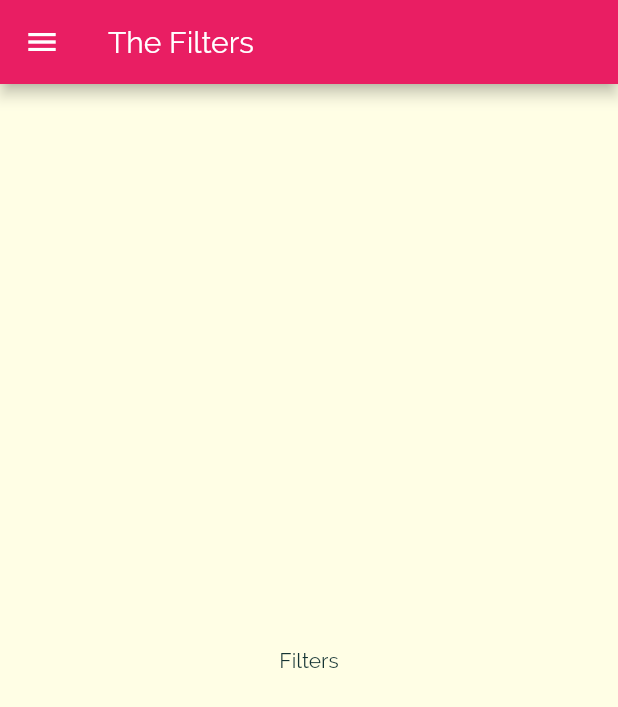
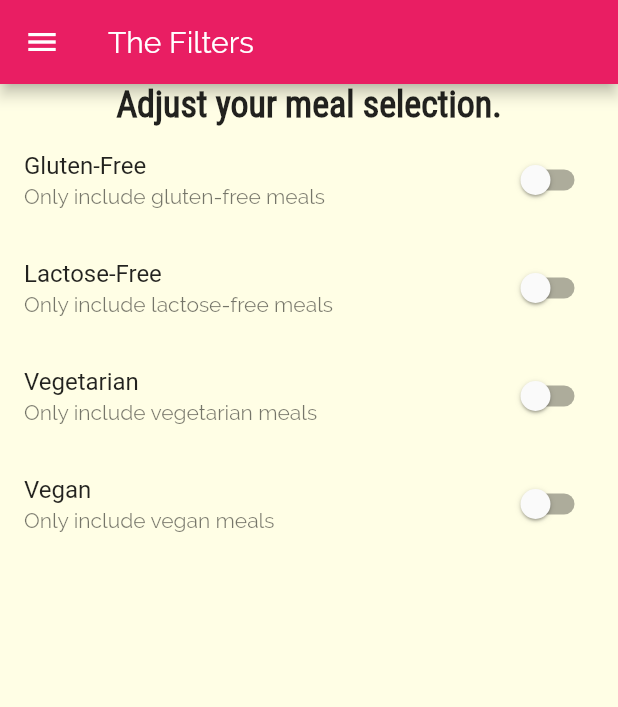
Before and after one commit to rohmanDev357/mealapp, a Flutter app: the FiltersScreen screen opened by its route, on a phone screen of 412 x 824 dp. Shown: the top 707 px of the screen. Run offline on Flutter 3.47's test engine with Material 2 defaults, Android fonts, the phone set to English and light mode, and no system bars.

Commit message:
addFilterSwitching

```diff
--- a/lib/screens/filters_screen.dart
+++ b/lib/screens/filters_screen.dart
@@ -2,9 +2,27 @@ import 'package:flutter/material.dart';
 
 import '../widget/main_drawer.dart';
 
-class FiltersScreen extends StatelessWidget {
-  const FiltersScreen({Key key}) : super(key: key);
+class FiltersScreen extends StatefulWidget {
   static const routeName = '/filters';
+  @override
+  _FiltersScreen createState() => _FiltersScreen();
+}
+
+class _FiltersScreen extends State<FiltersScreen> {
+  bool _glutenFree = false;
+  bool _vegetarian = false;
+  bool _vegan = false;
+  bool _lactoseFree = false;
+
+  Widget _buildSwitchListTitle(String title, String description,
+      bool currentValue, Function updateValue) {
+    return SwitchListTile(
+      title: Text(title),
+      value: currentValue,
+      subtitle: Text(description),
+      onChanged: updateValue,
+    );
+  }
 
   @override
   Widget build(BuildContext context) {
@@ -13,10 +31,70 @@ class FiltersScreen extends StatelessWidget {
         title: Text('The Filters'),
       ),
       drawer: MainDrawer(),
-      body: Center(
-          child: Text(
-        'Filters',
-      )),
+      body: Column(
+        children: <Widget>[
+          Container(
+            child: Text(
+              'Adjust your meal selection.',
+              style: Theme.of(context).textTheme.title,
+            ),
+          ),
+          Expanded(
+            child: ListView(
+              children: <Widget>[
+                _buildSwitchListTitle(
+                  'Gluten-Free',
+                  'Only include gluten-free meals',
+                  _glutenFree,
+                  (newValue) {
+                    setState(
+                      () {
+                        _glutenFree = newValue;
+                      },
+                    );
+                  },
+                ),
+                _buildSwitchListTitle(
+                  'Lactose-Free',
+                  'Only include lactose-free meals',
+                  _lactoseFree,
+                  (newValue) {
+                    setState(
+                      () {
+                        _lactoseFree = newValue;
+                      },
+                    );
+                  },
+                ),
+                _buildSwitchListTitle(
+                  'Vegetarian',
+                  'Only include vegetarian meals',
+                  _vegetarian,
+                  (newValue) {
+                    setState(
+                      () {
+                        _vegetarian = newValue;
+                      },
+                    );
+                  },
+                ),
+                _buildSwitchListTitle(
+                  'Vegan',
+                  'Only include vegan meals',
+                  _vegan,
+                  (newValue) {
+                    setState(
+                      () {
+                        _vegan = newValue;
+                      },
+                    );
+                  },
+                ),
+              ],
+            ),
+          ),
+        ],
+      ),
     );
   }
 }
--- a/lib/screens/meal_detail_screen.dart
+++ b/lib/screens/meal_detail_screen.dart
@@ -83,7 +83,7 @@ class MealDetailScreen extends StatelessWidget {
       floatingActionButton: FloatingActionButton(
           child: Icon(Icons.delete),
           onPressed: () {
-            Navigator.of(context).pop();
+            Navigator.of(context).pop(mealID);
           }),
     );
   }
--- a/lib/screens/tabs_screen.dart
+++ b/lib/screens/tabs_screen.dart
@@ -36,7 +36,7 @@ class _TabsScreenState extends State<TabsScreen> {
         unselectedItemColor: Colors.white,
         selectedItemColor: Theme.of(context).accentColor,
         currentIndex: _selectedPageIndex,
-        type: BottomNavigationBarType.shifting,
+        type: BottomNavigationBarType.fixed,
         items: [
           BottomNavigationBarItem(
             backgroundColor: Theme.of(context).primaryColor,
```
Also changed, not shown: lib/screens/category_meals_screen.dart (+43 -12 lines), lib/widget/meal_item.dart (+12 -1 lines).
